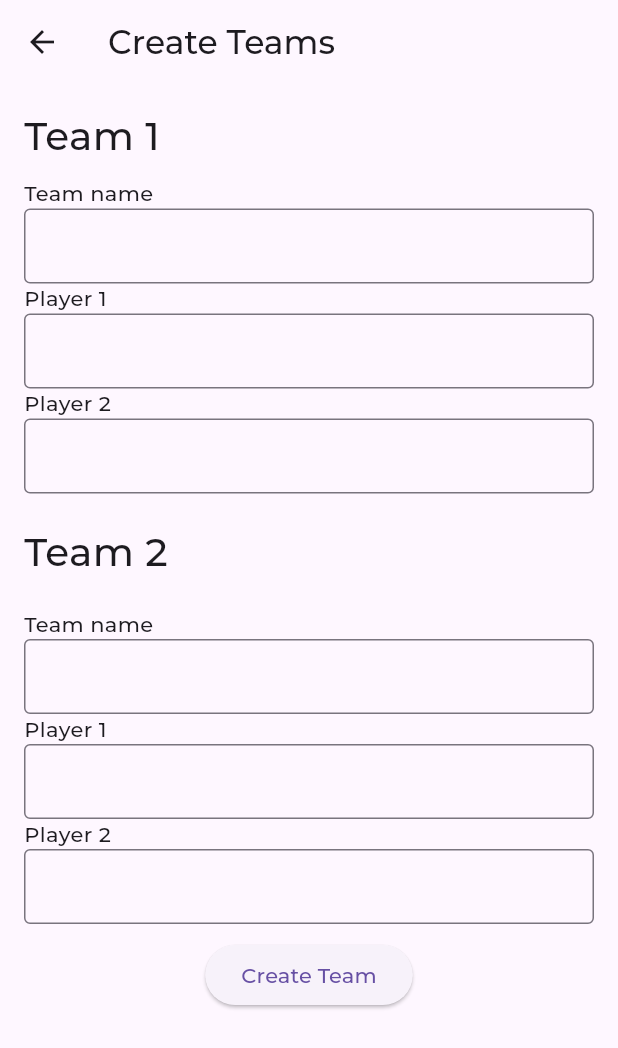
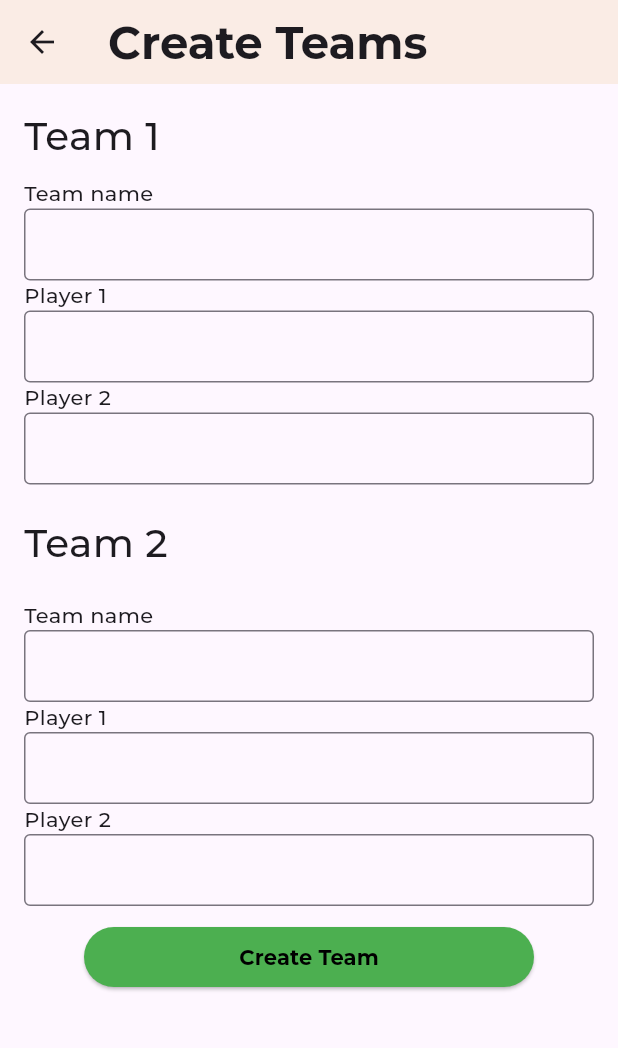
Before and after one commit to snaizlol/diplomka, a Flutter app: the CreateMatchContentView screen opened directly, on a phone screen of 412 x 824 dp. Shown: the top 1048 px of the screen. Run offline on Flutter 3.47's test engine with Material 3 defaults, Android fonts, the light colour scheme and no system bars; our stand-ins replace flutter_bloc, get_it, go_router; network calls fail; project files that could hold a hidden picture were left out.

Commit message:
fixing code

```diff
--- a/lib/cubit/detail_page_cubit/detail_page_cubit.dart
+++ b/lib/cubit/pub_detail_page_cubit/detail_page_cubit.dart
@@ -1,4 +1,4 @@
-import 'package:diplomka/cubit/detail_page_cubit/detail_page_state.dart';
+import 'package:diplomka/cubit/pub_detail_page_cubit/detail_page_state.dart';
 import 'package:diplomka/entities/pub_entity.dart';
 import 'package:diplomka/repositories/fotbalkee_repo/fotbalkee_repository.dart';
 import 'package:flutter_bloc/flutter_bloc.dart';
--- a/lib/entities/di.dart
+++ b/lib/entities/di.dart
@@ -1,7 +1,7 @@
 import 'package:diplomka/cubit/articles_cubit/articles_detail_page_cubit.dart';
 import 'package:diplomka/cubit/articles_cubit/articles_page_cubit.dart';
 import 'package:diplomka/cubit/create_match_cubit/create_match_cubit.dart';
-import 'package:diplomka/cubit/detail_page_cubit/detail_page_cubit.dart';
+import 'package:diplomka/cubit/pub_detail_page_cubit/detail_page_cubit.dart';
 import 'package:diplomka/cubit/home_page_cubit/home_page_cubit.dart';
 import 'package:diplomka/cubit/match_detail_cubit/match_detail_cubit.dart';
 import 'package:diplomka/cubit/matches_cubit/matches_cubit.dart';
--- a/lib/entities/router/router.dart
+++ b/lib/entities/router/router.dart
@@ -5,7 +5,7 @@
 import 'package:diplomka/pages/home/home_page.dart';
 import 'package:diplomka/pages/initial/initial_page.dart';
 import 'package:diplomka/pages/match_detail_page/match_detail_page.dart';
-import 'package:diplomka/pages/search/search_page.dart';
+import 'package:diplomka/pages/scoreboard/scoreboard_page.dart';
 import 'package:flutter/material.dart';
 import 'package:go_router/go_router.dart';
 
@@ -64,7 +64,7 @@
                   path: '/scoreboard',
                   name: 'Scoreboard',
                   builder: (context, state) {
-                    return SearchPage(
+                    return ScoreboardPage(
                       key: state.pageKey,
                     );
                   },
--- a/lib/pages/detail/detail_page.dart
+++ b/lib/pages/detail/detail_page.dart
@@ -1,4 +1,4 @@
-import 'package:diplomka/cubit/detail_page_cubit/detail_page_cubit.dart';
+import 'package:diplomka/cubit/pub_detail_page_cubit/detail_page_cubit.dart';
 import 'package:diplomka/entities/di.dart';
 import 'package:diplomka/widgets/detail_content/detail_page_content_view.dart';
 import 'package:flutter/material.dart';
--- a/lib/pages/initial/initial_page.dart
+++ b/lib/pages/initial/initial_page.dart
@@ -30,7 +30,7 @@
             icon: Icon(Icons.home),
           ),
           BottomNavigationBarItem(
-            label: 'Search',
+            label: 'Scoreboard',
             icon: Icon(Icons.search),
           ),
           BottomNavigationBarItem(
--- /dev/null
+++ b/lib/theme/theme_colors.dart
@@ -0,0 +1,7 @@
+import 'dart:ui';
+
+class ProjectColors {
+  ProjectColors._();
+
+  static const Color headerColor = Color.fromARGB(100, 243, 218, 189);
+}
--- /dev/null
+++ b/lib/theme/theme_text_styles.dart
@@ -0,0 +1,26 @@
+import 'package:flutter/material.dart';
+
+class CustomTextStyles {
+  CustomTextStyles._();
+
+  static const TextStyle header = TextStyle(
+    fontSize: 30,
+    fontWeight: FontWeight.bold,
+  );
+
+  static const TextStyle headline = TextStyle(
+    fontSize: 24,
+    fontWeight: FontWeight.bold,
+  );
+  static const TextStyle headline2 = TextStyle(
+    fontSize: 20,
+    fontWeight: FontWeight.bold,
+  );
+  static const TextStyle tab = TextStyle(
+    fontSize: 16,
+    fontWeight: FontWeight.bold,
+  );
+  static const TextStyle regularText = TextStyle(
+    fontSize: 16,
+  );
+}
--- a/lib/widgets/articles/articles_content/articles_content_view.dart
+++ b/lib/widgets/articles/articles_content/articles_content_view.dart
@@ -2,6 +2,7 @@
 import 'package:diplomka/cubit/articles_cubit/articles_page_cubit.dart';
 import 'package:diplomka/cubit/articles_cubit/articles_page_state.dart';
 import 'package:diplomka/pages/articles/articles_detail_page.dart';
+import 'package:diplomka/theme/theme_text_styles.dart';
 import 'package:flutter/material.dart';
 import 'package:flutter_bloc/flutter_bloc.dart';
 import 'package:go_router/go_router.dart';
@@ -13,7 +14,10 @@
   Widget build(BuildContext context) {
     return Scaffold(
       appBar: AppBar(
-        title: const Text('Articles'),
+        title: const Text(
+          'Articles',
+          style: CustomTextStyles.header,
+        ),
         backgroundColor: const Color.fromARGB(100, 243, 218, 189),
       ),
       body: Center(
--- a/lib/widgets/create_match/create_match_content_view.dart
+++ b/lib/widgets/create_match/create_match_content_view.dart
@@ -1,6 +1,9 @@
 import 'package:diplomka/cubit/create_match_cubit/create_match_cubit.dart';
 import 'package:diplomka/entities/team_entity.dart';
+import 'package:diplomka/theme/theme_colors.dart';
+import 'package:diplomka/theme/theme_text_styles.dart';
 import 'package:flutter/material.dart';
+import 'package:flutter/services.dart';
 import 'package:flutter_bloc/flutter_bloc.dart';
 
 class CreateMatchContentView extends StatelessWidget {
@@ -8,6 +11,7 @@
 
   @override
   Widget build(BuildContext context) {
+    final formKey = GlobalKey<FormState>();
     final TextEditingController teamOneName = TextEditingController();
     final TextEditingController teamOnePlayer1 = TextEditingController();
     final TextEditingController teamOnePlayer2 = TextEditingController();
@@ -18,11 +22,17 @@
     return Scaffold(
       resizeToAvoidBottomInset: false,
       appBar: AppBar(
-        title: const Text('Create Teams'),
+        backgroundColor: ProjectColors.headerColor,
+        title: const Text(
+          'Create Teams',
+          style: CustomTextStyles.header,
+        ),
       ),
       body: Padding(
         padding: const EdgeInsets.all(16.0),
         child: SingleChildScrollView(
+          child: Form(
+            key: formKey,
             child: Column(
               children: [
                 Column(
@@ -39,32 +49,11 @@
                       crossAxisAlignment: CrossAxisAlignment.start,
                       children: [
                         const Text('Team name'),
-                      SizedBox(
-                        height: 50,
-                        child: TextFormField(
-                          controller: teamOneName,
-                          decoration: const InputDecoration(
-                              border: OutlineInputBorder()),
-                        ),
-                      ),
+                        InputFieldWidget(teamOneName: teamOneName),
                         const Text('Player 1'),
-                      SizedBox(
-                        height: 50,
-                        child: TextFormField(
-                          controller: teamOnePlayer1,
-                          decoration: const InputDecoration(
-                              border: OutlineInputBorder()),
-                        ),
-                      ),
+                        InputFieldWidget(teamOneName: teamOnePlayer1),
                         const Text('Player 2'),
-                      SizedBox(
-                        height: 50,
-                        child: TextFormField(
-                          controller: teamOnePlayer2,
-                          decoration: const InputDecoration(
-                              border: OutlineInputBorder()),
-                        ),
-                      ),
+                        InputFieldWidget(teamOneName: teamOnePlayer2),
                       ],
                     ),
                     const SizedBox(
@@ -81,32 +70,11 @@
                       crossAxisAlignment: CrossAxisAlignment.start,
                       children: [
                         const Text('Team name'),
-                      SizedBox(
-                        height: 50,
-                        child: TextFormField(
-                          controller: teamTwoName,
-                          decoration: const InputDecoration(
-                              border: OutlineInputBorder()),
-                        ),
-                      ),
+                        InputFieldWidget(teamOneName: teamTwoName),
                         const Text('Player 1'),
-                      SizedBox(
-                        height: 50,
-                        child: TextFormField(
-                          controller: teamTwoPlayer1,
-                          decoration: const InputDecoration(
-                              border: OutlineInputBorder()),
-                        ),
-                      ),
+                        InputFieldWidget(teamOneName: teamTwoPlayer1),
                         const Text('Player 2'),
-                      SizedBox(
-                        height: 50,
-                        child: TextFormField(
-                          controller: teamTwoPlayer2,
-                          decoration: const InputDecoration(
-                              border: OutlineInputBorder()),
-                        ),
-                      ),
+                        InputFieldWidget(teamOneName: teamTwoPlayer2),
                       ],
                     ),
                   ],
@@ -114,26 +82,67 @@
                 const SizedBox(
                   height: 10,
                 ),
-              ElevatedButton(
+                SizedBox(
+                  width: 300,
+                  child: ElevatedButton(
+                      style: const ButtonStyle(
+                          backgroundColor:
+                              MaterialStatePropertyAll(Colors.green)),
                       onPressed: () {
+                        if (formKey.currentState!.validate()) {
                           context.read<CreateMatchCubit>().createMatch(
                                 TeamEntity(
                                   teamName: teamOneName.text,
                                   playerOneName: teamOnePlayer1.text,
-                            playerTwoName: teamTwoPlayer2.text),
+                                  playerTwoName: teamTwoPlayer2.text,
+                                ),
                                 TeamEntity(
                                   teamName: teamTwoName.text,
                                   playerOneName: teamTwoPlayer1.text,
-                            playerTwoName: teamTwoPlayer2.text));
+                                  playerTwoName: teamTwoPlayer2.text,
+                                ),
+                              );
                           Navigator.pop(context);
+                        }
                       },
                       child: const Text(
                         'Create Team',
-                  ))
+                        style: TextStyle(
+                            color: Colors.black, fontWeight: FontWeight.bold),
+                      )),
+                )
               ],
+            ),
           ),
         ),
       ),
     );
   }
 }
+
+class InputFieldWidget extends StatelessWidget {
+  const InputFieldWidget({
+    super.key,
+    required this.teamOneName,
+  });
+
+  final TextEditingController teamOneName;
+
+  @override
+  Widget build(BuildContext context) {
+    return TextFormField(
+      inputFormatters: [LengthLimitingTextInputFormatter(20)],
+      validator: (text) {
+        if (text == null || text.isEmpty) {
+          return 'Text is empty';
+        }
+        return null;
+      },
+      controller: teamOneName,
+      decoration: const InputDecoration(
+        contentPadding: EdgeInsets.symmetric(vertical: 5, horizontal: 10),
+        border: OutlineInputBorder(),
+      ),
+    );
+  }
+}
--- a/pubspec.yaml
+++ b/pubspec.yaml
@@ -16,7 +16,7 @@
   go_router: ^13.2.0
   google_fonts: ^6.2.0
   sliding_clipped_nav_bar: ^3.1.0+4
-  uuid: ^4.3.3
+  uuid: ^4.1.0
 dev_dependencies:
   flutter_test:
     sdk: flutter
```
Also changed, not shown: lib/components/fotbalkee_card.dart (+13 -3 lines), lib/cubit/create_match_cubit/create_match_cubit.dart (+5 -2 lines), lib/pages/scoreboard/scoreboard_page.dart (renamed from lib/pages/search/search_page.dart, +4 -4 lines), lib/widgets/articles/aritcles_detail/articles_detail_content_view.dart (+6 -1 lines), lib/widgets/detail_content/detail_page_content_view.dart (+27 -14 lines), lib/widgets/home_content/home_page_content_view.dart (+15 -5 lines), lib/widgets/match_detail_content/match_detail_content_view.dart (+63 -10 lines), lib/widgets/scoreboard_content/scoreboard_content_view.dart (renamed from lib/widgets/search_content/search_content_view.dart, +24 -8 lines), lib/cubit/pub_detail_page_cubit/detail_page_state.dart (renamed from lib/cubit/detail_page_cubit/detail_page_state.dart), lib/widgets/add_content/add_pub_content_view.dart (deleted). Lines whose indentation alone changed are shown as unchanged.
